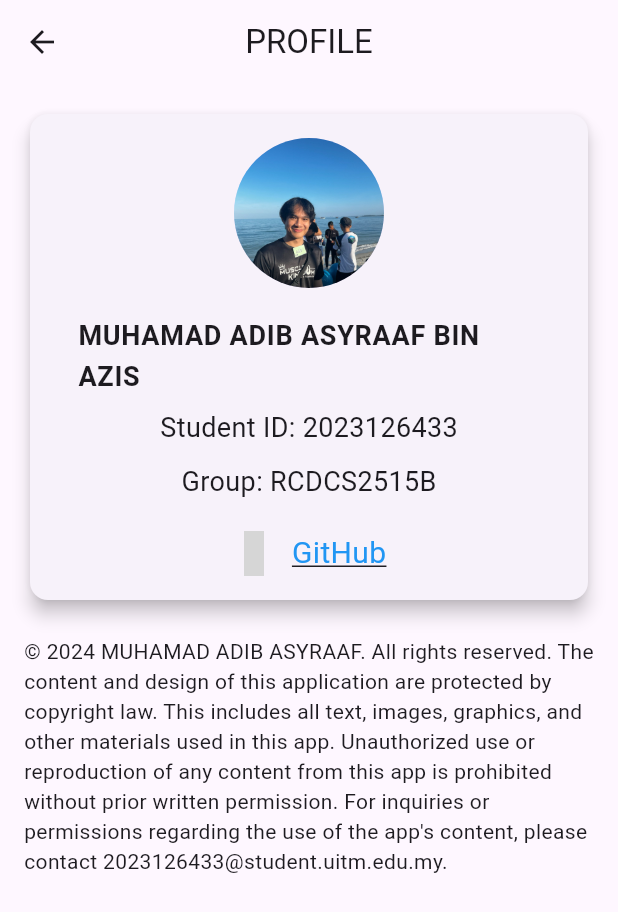
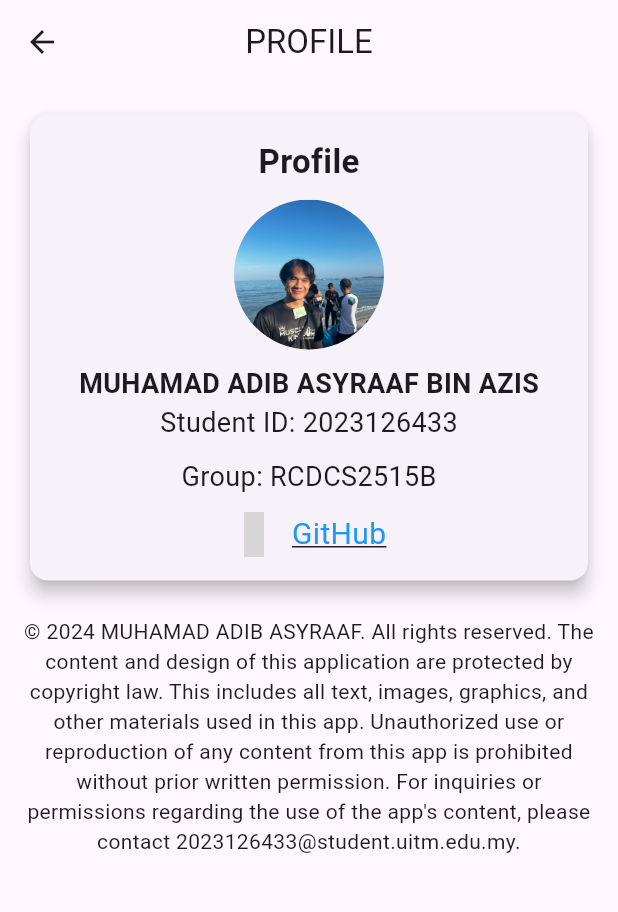
Before and after one commit to lildibbb/SparkCharge, a Flutter app: the ProfilePage screen opened directly, on a phone screen of 412 x 824 dp. Shown: the top 912 px of the screen. Run offline on Flutter 3.47's test engine with Material 3 defaults, Android fonts, the phone set to English and light mode, and no system bars; our stand-ins replace simple_icons; grey boxes are pictures that could not be loaded.

Commit message:
feat : update layout

```diff
--- a/lib/screen/profile_screen.dart
+++ b/lib/screen/profile_screen.dart
@@ -25,19 +25,27 @@ class ProfilePage extends StatelessWidget {
                 child: Column(
                   crossAxisAlignment: CrossAxisAlignment.center,
                   children: [
+                    const Text(
+                      'Profile',
+                      style: TextStyle(
+                        fontSize: 22,
+                        fontWeight: FontWeight.bold,
+                      ),
+                    ),
+                    const SizedBox(height: 10),
                     const CircleAvatar(
                       radius: 50,
                       backgroundImage: AssetImage(Assets.profilePic),
                     ),
                     const SizedBox(height: 10),
-                    const ListTile(
-                      title: Text(
-                        'MUHAMAD ADIB ASYRAAF BIN AZIS',
-                        style: TextStyle(
-                          fontSize: 18,
-                          fontWeight: FontWeight.bold,
-                        ),
+                    const Text(
+                      'MUHAMAD ADIB ASYRAAF BIN AZIS',
+                      style: TextStyle(
+                        fontSize: 18,
+                        fontWeight: FontWeight.bold,
+                        overflow: TextOverflow.ellipsis,
                       ),
+                      maxLines: 1,
                     ),
                     const Text(
                       'Student ID: 2023126433',
@@ -52,7 +60,7 @@ class ProfilePage extends StatelessWidget {
                         fontSize: 18,
                       ),
                     ),
-                    const SizedBox(height: 20),
+                    const SizedBox(height: 10),
                     GestureDetector(
                       onTap: () {
                         _launchURL('https://github.com/lildibbb');
@@ -84,6 +92,10 @@ class ProfilePage extends StatelessWidget {
             const SizedBox(height: 20),
             const Text(
               '© 2024 MUHAMAD ADIB ASYRAAF. All rights reserved. The content and design of this application are protected by copyright law. This includes all text, images, graphics, and other materials used in this app. Unauthorized use or reproduction of any content from this app is prohibited without prior written permission. For inquiries or permissions regarding the use of the app\'s content, please contact 2023126433@student.uitm.edu.my.',
+              textAlign: TextAlign.center,
+              style: TextStyle(
+                fontSize: 14,
+              ),
             ),
           ],
         ),
```
